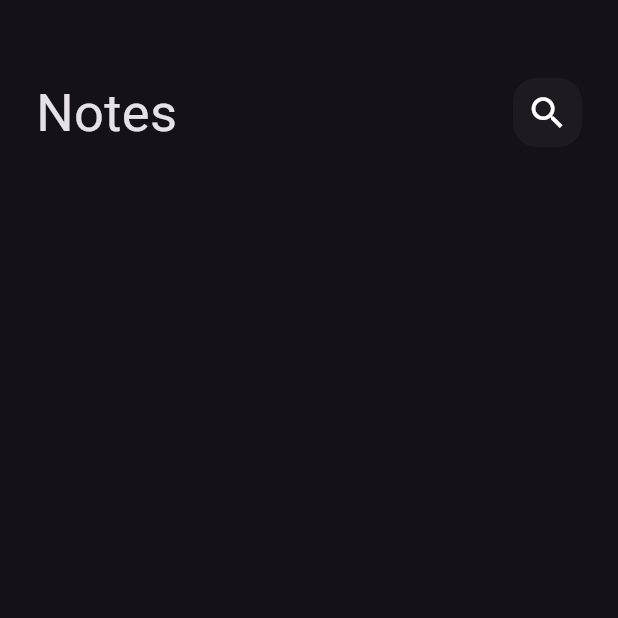
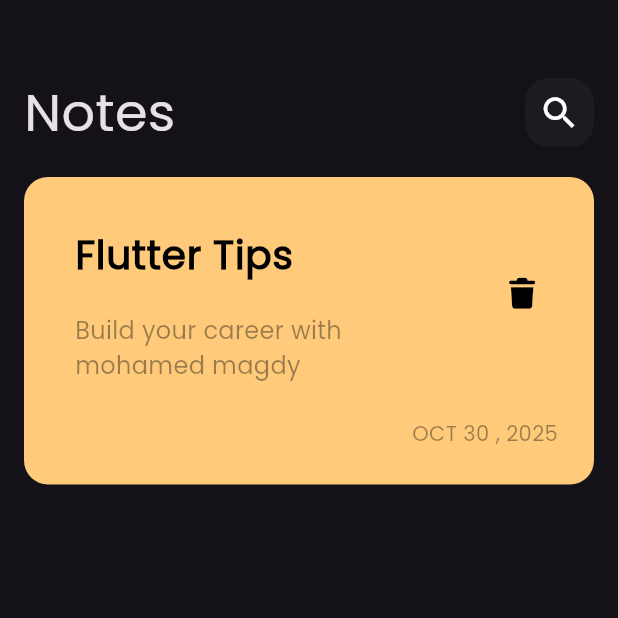
Before and after one commit to mohamed131999/notes_app, a Flutter app: the screen it shows after launch, on a phone screen of 412 x 824 dp, the top half of it. Run offline on Flutter 3.47's test engine with Material 3 defaults, Android fonts, the phone set to English and light mode, and no system bars; our stand-ins replace font_awesome_flutter.

Commit message:
create custom note item

```diff
--- a/lib/main.dart
+++ b/lib/main.dart
@@ -14,6 +14,7 @@ class NotesApp extends StatelessWidget {
       debugShowCheckedModeBanner: false,
       theme: ThemeData(
         brightness: Brightness.dark,
+        fontFamily: 'Poppins',
         // scaffoldBackgroundColor: Colors.black,
       ),
       home: NotesView(),
--- /dev/null
+++ b/lib/widgets/custom_note_item.dart
@@ -0,0 +1,56 @@
+import 'package:flutter/material.dart';
+import 'package:font_awesome_flutter/font_awesome_flutter.dart';
+
+class NoteItem extends StatelessWidget {
+  const NoteItem({super.key});
+
+  @override
+  Widget build(BuildContext context) {
+    return Container(
+      padding: EdgeInsets.only(top: 24, bottom: 24, left: 18),
+      // height: 200,
+      decoration: BoxDecoration(
+        color: Color(0xffFFCB7B),
+        borderRadius: BorderRadius.circular(16),
+      ),
+      child: Column(
+        crossAxisAlignment: CrossAxisAlignment.end,
+        children: [
+          ListTile(
+            title: Text(
+              'Flutter Tips',
+              style: TextStyle(
+                color: Colors.black,
+                fontSize: 26,
+                fontWeight: FontWeight.bold,
+              ),
+            ),
+
+            subtitle: Padding(
+              padding: const EdgeInsets.only(top: 20.0, bottom: 16),
+              child: Text(
+                'Build your career with mohamed magdy',
+                style: TextStyle(
+                  color: Colors.black.withAlpha(100),
+                  fontSize: 16,
+                ),
+              ),
+            ),
+            trailing: IconButton(
+              padding: EdgeInsets.only(bottom: 30),
+              onPressed: () {},
+              icon: Icon(FontAwesomeIcons.trash, color: Colors.black, size: 20),
+            ),
+          ),
+          Padding(
+            padding: const EdgeInsets.only(right: 24.0),
+            child: Text(
+              'OCT 30 , 2025',
+              style: TextStyle(color: Colors.black.withAlpha(100)),
+            ),
+          ),
+        ],
+      ),
+    );
+  }
+}
--- a/lib/widgets/notes_view_body.dart
+++ b/lib/widgets/notes_view_body.dart
@@ -1,5 +1,6 @@
 import 'package:flutter/material.dart';
 import 'package:notesapp/widgets/custom_app_bar.dart';
+import 'package:notesapp/widgets/custom_note_item.dart';
 
 class NotesViewBody extends StatelessWidget {
   const NotesViewBody({super.key});
@@ -7,8 +8,15 @@ class NotesViewBody extends StatelessWidget {
   @override
   Widget build(BuildContext context) {
     return Padding(
-      padding: const EdgeInsets.symmetric(horizontal: 24.0),
-      child: Column(children: [SizedBox(height: 50), CustomAppBar()]),
+      padding: const EdgeInsets.symmetric(horizontal: 16.0),
+      child: Column(
+        children: [
+          SizedBox(height: 50),
+          CustomAppBar(),
+          SizedBox(height: 18),
+          NoteItem(),
+        ],
+      ),
     );
   }
 }
```
Also changed, not shown: pubspec.yaml (+8 -22 lines), assets/fonts/Poppins-Regular.ttf (added), pubspec.lock.
